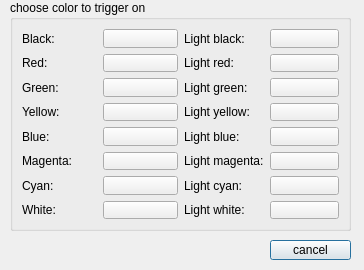
Old version of the form src/ui/color_trigger.ui in the repository Mudlet/Mudlet.
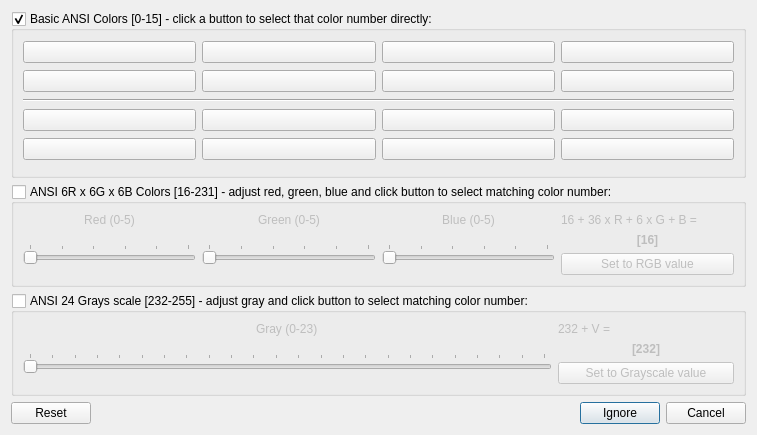
New version of the form. Icons and pictures are not drawn.

Commit message: Enhance: sort out non ANSI code numbering in saved files and editor

Diff of the .ui file:
```diff
--- a/src/ui/color_trigger.ui
+++ b/src/ui/color_trigger.ui
@@ -9,91 +9,24 @@
    <rect>
     <x>0</x>
     <y>0</y>
-    <width>364</width>
-    <height>270</height>
+    <width>757</width>
+    <height>435</height>
    </rect>
   </property>
   <property name="modal">
    <bool>true</bool>
   </property>
-  <widget class="QPushButton" name="closeButton">
-   <property name="geometry">
-    <rect>
-     <x>270</x>
-     <y>240</y>
-     <width>81</width>
-     <height>20</height>
-    </rect>
-   </property>
-   <property name="text">
-    <string>cancel</string>
-   </property>
-  </widget>
-  <widget class="QGroupBox" name="groupBox_2">
-   <property name="geometry">
-    <rect>
-     <x>10</x>
-     <y>0</y>
-     <width>341</width>
-     <height>231</height>
-    </rect>
-   </property>
-   <property name="title">
-    <string>choose color to trigger on</string>
-   </property>
-   <layout class="QGridLayout" name="gridLayout_8">
-    <item row="0" column="0">
-     <layout class="QGridLayout" name="gridLayout_4">
+  <layout class="QVBoxLayout" name="verticalLayout">
+   <item>
+    <widget class="QGroupBox" name="groupBox_basicColors">
+     <property name="title">
+      <string>Basic ANSI Colors [0-15] - click a button to select that color number directly:</string>
+     </property>
+     <property name="checkable">
+      <bool>true</bool>
+     </property>
+     <layout class="QGridLayout" name="gridLayout" rowstretch="1,1,0,1,1">
       <item row="0" column="0">
-       <widget class="QLabel" name="label">
-        <property name="text">
-         <string>Black:</string>
-        </property>
-       </widget>
-      </item>
-      <item row="1" column="0">
-       <widget class="QLabel" name="label_2">
-        <property name="text">
-         <string>Red:</string>
-        </property>
-       </widget>
-      </item>
-      <item row="2" column="0">
-       <widget class="QLabel" name="label_3">
-        <property name="text">
-         <string>Green:</string>
-        </property>
-       </widget>
-      </item>
-      <item row="4" column="0">
-       <widget class="QLabel" name="label_5">
-        <property name="text">
-         <string>Blue:</string>
-        </property>
-       </widget>
-      </item>
-      <item row="5" column="0">
-       <widget class="QLabel" name="label_6">
-        <property name="text">
-         <string>Magenta:</string>
-        </property>
-       </widget>
-      </item>
-      <item row="6" column="0">
-       <widget class="QLabel" name="label_7">
-        <property name="text">
-         <string>Cyan:</string>
-        </property>
-       </widget>
-      </item>
-      <item row="7" column="0">
-       <widget class="QLabel" name="label_8">
-        <property name="text">
-         <string>White:</string>
-        </property>
-       </widget>
-      </item>
-      <item row="0" column="1">
        <widget class="QPushButton" name="pushButton_black">
         <property name="autoFillBackground">
          <bool>true</bool>
@@ -103,7 +36,7 @@
         </property>
        </widget>
       </item>
-      <item row="1" column="1">
+      <item row="0" column="1">
        <widget class="QPushButton" name="pushButton_red">
         <property name="autoFillBackground">
          <bool>true</bool>
@@ -113,7 +46,7 @@
         </property>
        </widget>
       </item>
-      <item row="2" column="1">
+      <item row="0" column="2">
        <widget class="QPushButton" name="pushButton_green">
         <property name="autoFillBackground">
          <bool>true</bool>
@@ -123,7 +56,7 @@
         </property>
        </widget>
       </item>
-      <item row="3" column="1">
+      <item row="0" column="3">
        <widget class="QPushButton" name="pushButton_yellow">
         <property name="autoFillBackground">
          <bool>true</bool>
@@ -133,7 +66,7 @@
         </property>
        </widget>
       </item>
-      <item row="4" column="1">
+      <item row="1" column="0">
        <widget class="QPushButton" name="pushButton_blue">
         <property name="autoFillBackground">
          <bool>true</bool>
@@ -143,7 +76,7 @@
         </property>
        </widget>
       </item>
-      <item row="5" column="1">
+      <item row="1" column="1">
        <widget class="QPushButton" name="pushButton_magenta">
         <property name="autoFillBackground">
          <bool>true</bool>
@@ -153,7 +86,7 @@
         </property>
        </widget>
       </item>
-      <item row="6" column="1">
+      <item row="1" column="2">
        <widget class="QPushButton" name="pushButton_cyan">
         <property name="autoFillBackground">
          <bool>true</bool>
@@ -163,7 +96,7 @@
         </property>
        </widget>
       </item>
-      <item row="7" column="1">
+      <item row="1" column="3">
        <widget class="QPushButton" name="pushButton_white">
         <property name="autoFillBackground">
          <bool>true</bool>
@@ -173,67 +106,14 @@
         </property>
        </widget>
       </item>
-      <item row="3" column="0">
-       <widget class="QLabel" name="label_4">
-        <property name="text">
-         <string>Yellow:</string>
+      <item row="2" column="0" colspan="4">
+       <widget class="Line" name="line_basicColorDivider">
+        <property name="orientation">
+         <enum>Qt::Horizontal</enum>
         </property>
        </widget>
       </item>
-     </layout>
-    </item>
-    <item row="0" column="1">
-     <layout class="QGridLayout" name="gridLayout_3">
-      <item row="0" column="0">
-       <widget class="QLabel" name="label_13">
-        <property name="text">
-         <string>Light black:</string>
-        </property>
-       </widget>
-      </item>
-      <item row="1" column="0">
-       <widget class="QLabel" name="label_14">
-        <property name="text">
-         <string>Light red:</string>
-        </property>
-       </widget>
-      </item>
-      <item row="2" column="0">
-       <widget class="QLabel" name="label_9">
-        <property name="text">
-         <string>Light green:</string>
-        </property>
-       </widget>
-      </item>
       <item row="3" column="0">
-       <widget class="QLabel" name="label_15">
-        <property name="text">
-         <string>Light yellow:</string>
-        </property>
-       </widget>
-      </item>
-      <item row="4" column="0">
-       <widget class="QLabel" name="label_16">
-        <property name="text">
-         <string>Light blue:</string>
-        </property>
-       </widget>
-      </item>
-      <item row="5" column="0">
-       <widget class="QLabel" name="label_11">
-        <property name="text">
-         <string>Light magenta:</string>
-        </property>
-       </widget>
-      </item>
-      <item row="6" column="0">
-       <widget class="QLabel" name="label_12">
-        <property name="text">
-         <string>Light cyan:</string>
-        </property>
-       </widget>
-      </item>
-      <item row="0" column="1">
        <widget class="QPushButton" name="pushButton_Lblack">
         <property name="autoFillBackground">
          <bool>true</bool>
@@ -243,7 +123,7 @@
         </property>
        </widget>
       </item>
-      <item row="1" column="1">
+      <item row="3" column="1">
        <widget class="QPushButton" name="pushButton_Lred">
         <property name="autoFillBackground">
          <bool>true</bool>
@@ -253,7 +133,7 @@
         </property>
        </widget>
       </item>
-      <item row="2" column="1">
+      <item row="3" column="2">
        <widget class="QPushButton" name="pushButton_Lgreen">
         <property name="autoFillBackground">
          <bool>true</bool>
@@ -263,7 +143,7 @@
         </property>
        </widget>
       </item>
-      <item row="3" column="1">
+      <item row="3" column="3">
        <widget class="QPushButton" name="pushButton_Lyellow">
         <property name="autoFillBackground">
          <bool>true</bool>
@@ -273,7 +153,7 @@
         </property>
        </widget>
       </item>
-      <item row="4" column="1">
+      <item row="4" column="0">
        <widget class="QPushButton" name="pushButton_Lblue">
         <property name="autoFillBackground">
          <bool>true</bool>
@@ -283,7 +163,7 @@
         </property>
        </widget>
       </item>
-      <item row="5" column="1">
+      <item row="4" column="1">
        <widget class="QPushButton" name="pushButton_Lmagenta">
         <property name="autoFillBackground">
          <bool>true</bool>
@@ -293,7 +173,7 @@
         </property>
        </widget>
       </item>
-      <item row="6" column="1">
+      <item row="4" column="2">
        <widget class="QPushButton" name="pushButton_Lcyan">
         <property name="autoFillBackground">
          <bool>true</bool>
@@ -303,14 +183,7 @@
         </property>
        </widget>
       </item>
-      <item row="7" column="0">
-       <widget class="QLabel" name="label_10">
-        <property name="text">
-         <string>Light white:</string>
-        </property>
-       </widget>
-      </item>
-      <item row="7" column="1">
+      <item row="4" column="3">
        <widget class="QPushButton" name="pushButton_Lwhite">
         <property name="autoFillBackground">
          <bool>true</bool>
@@ -321,9 +194,213 @@
        </widget>
       </item>
      </layout>
-    </item>
-   </layout>
-  </widget>
+    </widget>
+   </item>
+   <item>
+    <widget class="QGroupBox" name="groupBox_rgbScale">
+     <property name="title">
+      <string>ANSI 6R x 6G x 6B Colors [16-231] - adjust red, green, blue and click button to select matching color number:</string>
+     </property>
+     <property name="checkable">
+      <bool>true</bool>
+     </property>
+     <property name="checked">
+      <bool>false</bool>
+     </property>
+     <layout class="QGridLayout" name="gridLayout_2" columnstretch="1,1,1,1">
+      <item row="0" column="0" alignment="Qt::AlignHCenter">
+       <widget class="QLabel" name="label_red">
+        <property name="text">
+         <string>Red (0-5)</string>
+        </property>
+        <property name="alignment">
+         <set>Qt::AlignCenter</set>
+        </property>
+       </widget>
+      </item>
+      <item row="0" column="1" alignment="Qt::AlignHCenter">
+       <widget class="QLabel" name="label_green">
+        <property name="text">
+         <string>Green (0-5)</string>
+        </property>
+        <property name="alignment">
+         <set>Qt::AlignCenter</set>
+        </property>
+       </widget>
+      </item>
+      <item row="0" column="2" alignment="Qt::AlignHCenter">
+       <widget class="QLabel" name="label_blue">
+        <property name="text">
+         <string>Blue (0-5)</string>
+        </property>
+        <property name="alignment">
+         <set>Qt::AlignCenter</set>
+        </property>
+       </widget>
+      </item>
+      <item row="0" column="3" alignment="Qt::AlignLeft">
+       <widget class="QLabel" name="label_rgbFormula">
+        <property name="text">
+         <string>16 + 36 x R + 6 x G + B =</string>
+        </property>
+       </widget>
+      </item>
+      <item row="1" column="0" rowspan="2">
+       <widget class="QSlider" name="horizontalSlider_red">
+        <property name="maximum">
+         <number>5</number>
+        </property>
+        <property name="pageStep">
+         <number>1</number>
+        </property>
+        <property name="orientation">
+         <enum>Qt::Horizontal</enum>
+        </property>
+        <property name="tickPosition">
+         <enum>QSlider::TicksAbove</enum>
+        </property>
+       </widget>
+      </item>
+      <item row="1" column="1" rowspan="2">
+       <widget class="QSlider" name="horizontalSlider_green">
+        <property name="maximum">
+         <number>5</number>
+        </property>
+        <property name="orientation">
+         <enum>Qt::Horizontal</enum>
+        </property>
+        <property name="tickPosition">
+         <enum>QSlider::TicksAbove</enum>
+        </property>
+       </widget>
+      </item>
+      <item row="1" column="2" rowspan="2">
+       <widget class="QSlider" name="horizontalSlider_blue">
+        <property name="maximum">
+         <number>5</number>
+        </property>
+        <property name="orientation">
+         <enum>Qt::Horizontal</enum>
+        </property>
+        <property name="tickPosition">
+         <enum>QSlider::TicksAbove</enum>
+        </property>
+       </widget>
+      </item>
+      <item row="1" column="3">
+       <widget class="QLabel" name="label_rgbValue">
+        <property name="font">
+         <font>
+          <weight>75</weight>
+          <bold>true</bold>
+         </font>
+        </property>
+        <property name="frameShape">
+         <enum>QFrame::NoFrame</enum>
+        </property>
+        <property name="frameShadow">
+         <enum>QFrame::Plain</enum>
+        </property>
+        <property name="text">
+         <string>[16]</string>
+        </property>
+        <property name="alignment">
+         <set>Qt::AlignCenter</set>
+        </property>
+       </widget>
+      </item>
+      <item row="2" column="3">
+       <widget class="QPushButton" name="pushButton_setUsingRgbValue">
+        <property name="text">
+         <string>Set to RGB value</string>
+        </property>
+       </widget>
+      </item>
+     </layout>
+    </widget>
+   </item>
+   <item>
+    <widget class="QGroupBox" name="groupBox_grayScale">
+     <property name="title">
+      <string>ANSI 24 Grays scale [232-255] - adjust gray and click button to select matching color number:</string>
+     </property>
+     <property name="checkable">
+      <bool>true</bool>
+     </property>
+     <property name="checked">
+      <bool>false</bool>
+     </property>
+     <layout class="QGridLayout" name="gridLayout_3" columnstretch="3,1">
+      <item row="0" column="0" alignment="Qt::AlignHCenter">
+       <widget class="QLabel" name="label_gray">
+        <property name="text">
+         <string>Gray (0-23)</string>
+        </property>
+       </widget>
+      </item>
+      <item row="0" column="1" alignment="Qt::AlignLeft">
+       <widget class="QLabel" name="label_grayFormula">
+        <property name="text">
+         <string>232 + V =</string>
+        </property>
+        <property name="alignment">
+         <set>Qt::AlignCenter</set>
+        </property>
+       </widget>
+      </item>
+      <item row="1" column="0" rowspan="2">
+       <widget class="QSlider" name="horizontalSlider_gray">
+        <property name="maximum">
+         <number>23</number>
+        </property>
+        <property name="pageStep">
+         <number>4</number>
+        </property>
+        <property name="orientation">
+         <enum>Qt::Horizontal</enum>
+        </property>
+        <property name="tickPosition">
+         <enum>QSlider::TicksAbove</enum>
+        </property>
+       </widget>
+      </item>
+      <item row="1" column="1">
+       <widget class="QLabel" name="label_grayValue">
+        <property name="font">
+         <font>
+          <weight>75</weight>
+          <bold>true</bold>
+         </font>
+        </property>
+        <property name="text">
+         <string>[232]</string>
+        </property>
+        <property name="alignment">
+         <set>Qt::AlignCenter</set>
+        </property>
+       </widget>
+      </item>
+      <item row="2" column="1">
+       <widget class="QPushButton" name="pushButton_setUsingGrayValue">
+        <property name="text">
+         <string>Set to Grayscale value</string>
+        </property>
+       </widget>
+      </item>
+     </layout>
+    </widget>
+   </item>
+   <item>
+    <widget class="QDialogButtonBox" name="buttonBox">
+     <property name="standardButtons">
+      <set>QDialogButtonBox::Cancel|QDialogButtonBox::Ignore|QDialogButtonBox::Reset</set>
+     </property>
+     <property name="centerButtons">
+      <bool>false</bool>
+     </property>
+    </widget>
+   </item>
+  </layout>
  </widget>
  <resources/>
  <connections/>
```
Left out of the diff: 32 changed lines with no effect on the pictures. The commit also changes 15 other files.
